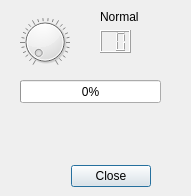
The window that GUI_QTDesigner/firstgui.ui (jarleven/Python) describes before a commit, drawn with Qt 5.
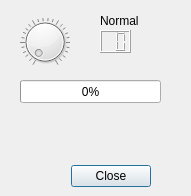
The same window after the commit.

The edit to the form file:
```diff
--- a/GUI_QTDesigner/firstgui.ui
+++ b/GUI_QTDesigner/firstgui.ui
@@ -73,8 +73,8 @@
     <rect>
      <x>100</x>
      <y>10</y>
-     <width>47</width>
-     <height>13</height>
+     <width>71</width>
+     <height>21</height>
     </rect>
    </property>
    <property name="text">
```
